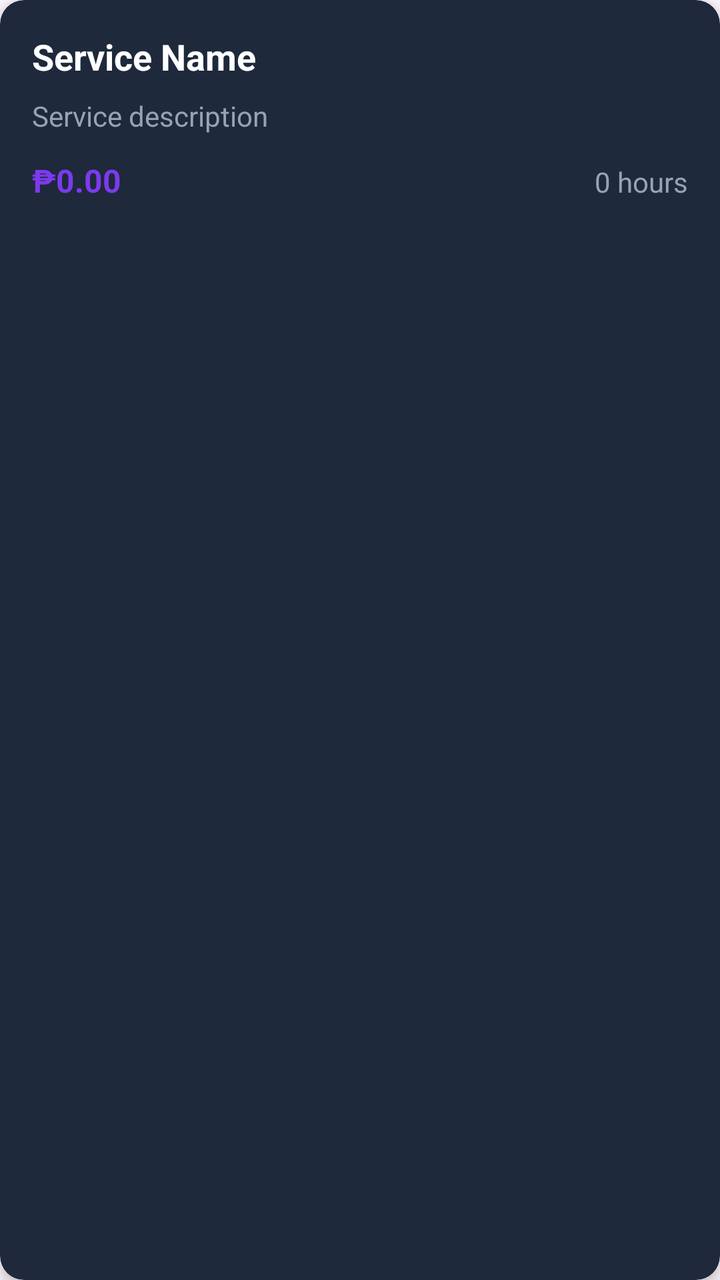
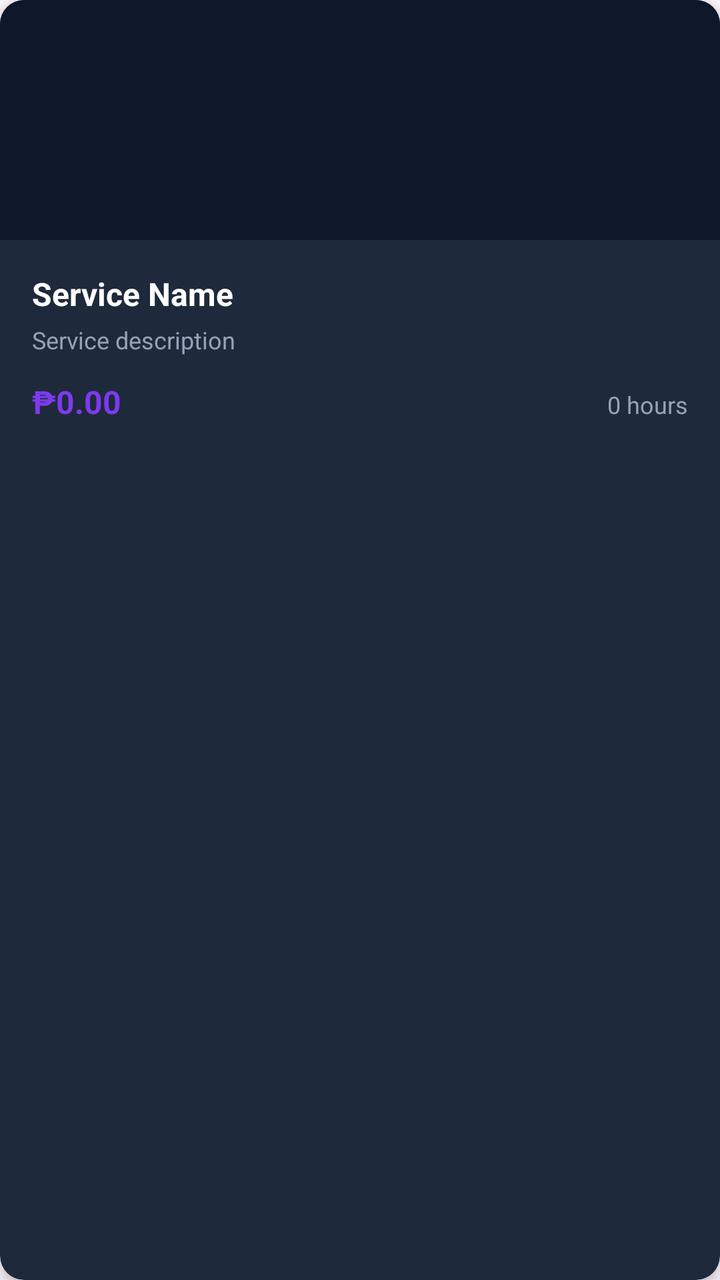

Two renders of the same Android screen: before a commit and after it. Below are the layout's source before the change and the commit's diff.
<!-- AndroidManifest.xml: application theme Theme.CleanIT -->
<!-- res/layout/item_service.xml -->
<?xml version="1.0" encoding="utf-8"?>
<androidx.cardview.widget.CardView xmlns:android="http://schemas.android.com/apk/res/android"
    xmlns:app="http://schemas.android.com/apk/res-auto"
    android:layout_width="match_parent"
    android:layout_height="wrap_content"
    android:layout_margin="8dp"
    app:cardBackgroundColor="#1E293B"
    app:cardCornerRadius="12dp"
    app:cardElevation="4dp">

    <LinearLayout
        android:layout_width="match_parent"
        android:layout_height="wrap_content"
        android:orientation="vertical"
        android:padding="16dp">

        <TextView
            android:id="@+id/tvServiceName"
            android:layout_width="wrap_content"
            android:layout_height="wrap_content"
            android:text="Service Name"
            android:textSize="18sp"
            android:textStyle="bold"
            android:textColor="#FFFFFF"
            android:layout_marginBottom="8dp"/>

        <TextView
            android:id="@+id/tvServiceDescription"
            android:layout_width="wrap_content"
            android:layout_height="wrap_content"
            android:text="Service description"
            android:textSize="14sp"
            android:textColor="#94A3B8"
            android:layout_marginBottom="12dp"/>

        <LinearLayout
            android:layout_width="match_parent"
            android:layout_height="wrap_content"
            android:orientation="horizontal">

            <TextView
                android:id="@+id/tvServicePrice"
                android:layout_width="0dp"
                android:layout_height="wrap_content"
                android:layout_weight="1"
                android:text="₱0.00"
                android:textSize="16sp"
                android:textStyle="bold"
                android:textColor="#7C3AED"/>

            <TextView
                android:id="@+id/tvServiceDuration"
                android:layout_width="wrap_content"
                android:layout_height="wrap_content"
                android:text="0 hours"
                android:textSize="14sp"
                android:textColor="#94A3B8"/>

        </LinearLayout>

    </LinearLayout>

</androidx.cardview.widget.CardView>
<!-- resources referenced by this layout -->
<resources>
  <style name="Theme.CleanIT" parent="Base.Theme.CleanIT" />
  <style name="Base.Theme.CleanIT" parent="Theme.Material3.DayNight.NoActionBar">
          
          
      </style>
</resources>

<!-- the commit's change to res/layout/item_service.xml (unified diff, before → after) -->
@@ -11,50 +11,68 @@
     <LinearLayout
         android:layout_width="match_parent"
         android:layout_height="wrap_content"
-        android:orientation="vertical"
-        android:padding="16dp">
+        android:orientation="vertical">
 
-        <TextView
-            android:id="@+id/tvServiceName"
-            android:layout_width="wrap_content"
-            android:layout_height="wrap_content"
-            android:text="Service Name"
-            android:textSize="18sp"
-            android:textStyle="bold"
-            android:textColor="#FFFFFF"
-            android:layout_marginBottom="8dp"/>
-
-        <TextView
-            android:id="@+id/tvServiceDescription"
-            android:layout_width="wrap_content"
-            android:layout_height="wrap_content"
-            android:text="Service description"
-            android:textSize="14sp"
-            android:textColor="#94A3B8"
-            android:layout_marginBottom="12dp"/>
+        
+        <ImageView
+            android:id="@+id/ivServiceImage"
+            android:layout_width="match_parent"
+            android:layout_height="120dp"
+            android:scaleType="centerCrop"
+            android:background="#0F172A"
+            android:contentDescription="Service image"/>
 
         <LinearLayout
             android:layout_width="match_parent"
             android:layout_height="wrap_content"
-            android:orientation="horizontal">
+            android:orientation="vertical"
+            android:padding="16dp">
 
             <TextView
-                android:id="@+id/tvServicePrice"
-                android:layout_width="0dp"
+                android:id="@+id/tvServiceName"
+                android:layout_width="wrap_content"
                 android:layout_height="wrap_content"
-                android:layout_weight="1"
-                android:text="₱0.00"
+                android:text="Service Name"
                 android:textSize="16sp"
                 android:textStyle="bold"
-                android:textColor="#7C3AED"/>
+                android:textColor="#FFFFFF"
+                android:layout_marginBottom="4dp"/>
 
             <TextView
-                android:id="@+id/tvServiceDuration"
+                android:id="@+id/tvServiceDescription"
                 android:layout_width="wrap_content"
                 android:layout_height="wrap_content"
-                android:text="0 hours"
-                android:textSize="14sp"
-                android:textColor="#94A3B8"/>
+                android:text="Service description"
+                android:textSize="12sp"
+                android:textColor="#94A3B8"
+                android:maxLines="2"
+                android:ellipsize="end"
+                android:layout_marginBottom="12dp"/>
+
+            <LinearLayout
+                android:layout_width="match_parent"
+                android:layout_height="wrap_content"
+                android:orientation="horizontal">
+
+                <TextView
+                    android:id="@+id/tvServicePrice"
+                    android:layout_width="0dp"
+                    android:layout_height="wrap_content"
+                    android:layout_weight="1"
+                    android:text="₱0.00"
+                    android:textSize="16sp"
+                    android:textStyle="bold"
+                    android:textColor="#7C3AED"/>
+
+                <TextView
+                    android:id="@+id/tvServiceDuration"
+                    android:layout_width="wrap_content"
+                    android:layout_height="wrap_content"
+                    android:text="0 hours"
+                    android:textSize="12sp"
+                    android:textColor="#94A3B8"/>
+
+            </LinearLayout>
 
         </LinearLayout>
 
